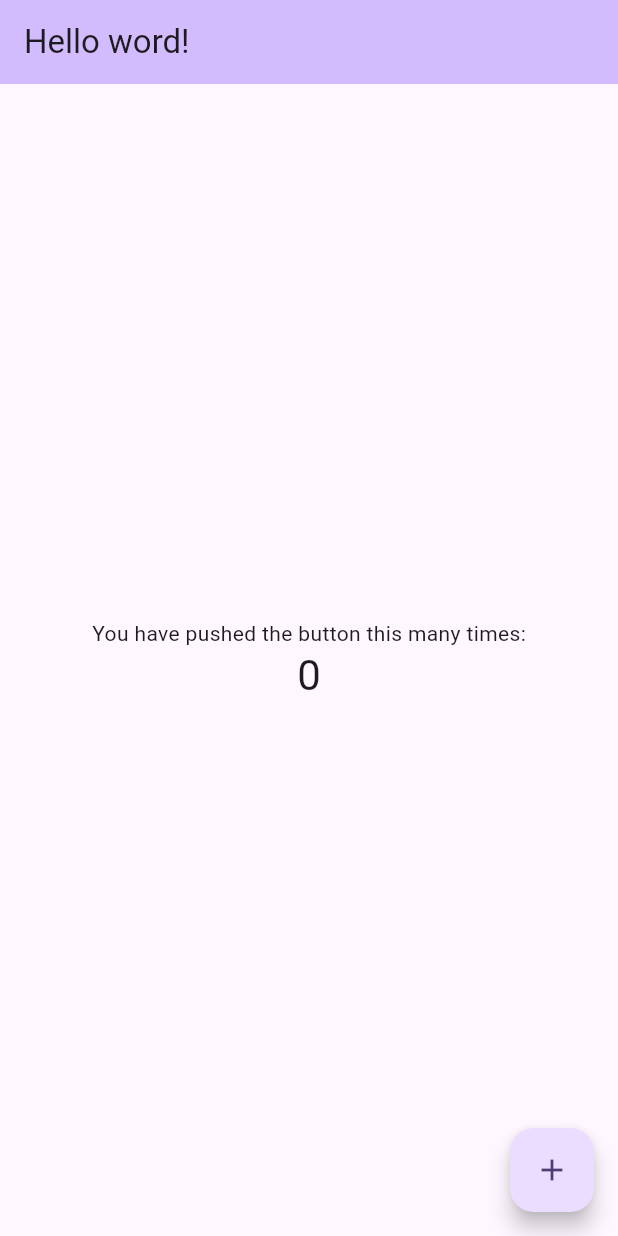
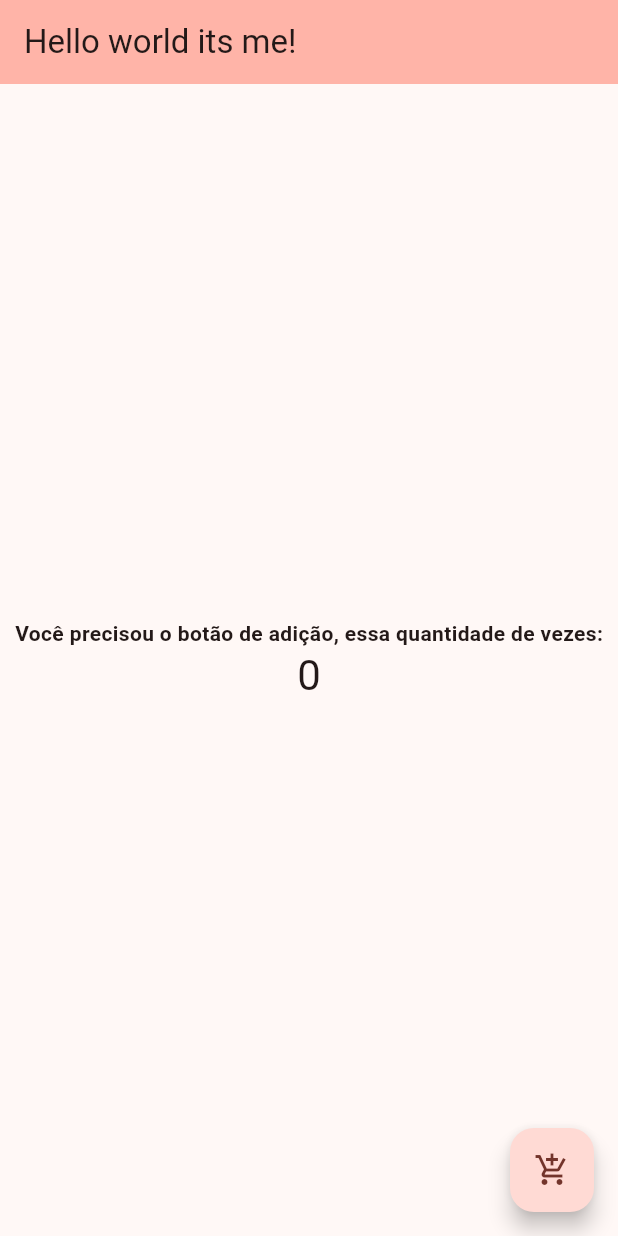
Before and after one commit to Edilainecsilva/Flutter-dio-meu-primeiro-app, a Flutter app: the screen it shows after launch, on a phone screen of 412 x 824 dp. Run offline on Flutter 3.47's test engine with Material 3 defaults, Android fonts, the phone set to English and light mode, and no system bars.

Commit message:
Atualização de estilos

```diff
--- a/lib/main.dart
+++ b/lib/main.dart
@@ -28,10 +28,10 @@ class MyApp extends StatelessWidget {
         //
         // This works for code too, not just values: Most code changes can be
         // tested with just a hot reload.
-        colorScheme: ColorScheme.fromSeed(seedColor: Colors.deepPurple),
+        colorScheme: ColorScheme.fromSeed(seedColor: const Color.fromARGB(255, 162, 0, 0)),
         useMaterial3: true,
       ),
-      home: const MyHomePage(title: 'Hello word!'),
+      home: const MyHomePage(title: 'Hello world its me!'),
     );
   }
 }
@@ -106,7 +106,8 @@ class _MyHomePageState extends State<MyHomePage> {
           mainAxisAlignment: MainAxisAlignment.center,
           children: <Widget>[
             const Text(
-              'You have pushed the button this many times:',
+              'Você precisou o botão de adição, essa quantidade de vezes:',
+              style: TextStyle(fontSize: 14, fontWeight: FontWeight.bold ),
             ),
             Text(
               '$_counter',
@@ -118,7 +119,7 @@ class _MyHomePageState extends State<MyHomePage> {
       floatingActionButton: FloatingActionButton(
         onPressed: _incrementCounter,
         tooltip: 'Increment',
-        child: const Icon(Icons.add),
+        child: const Icon(Icons.add_shopping_cart),
       ), // This trailing comma makes auto-formatting nicer for build methods.
     );
   }
```
